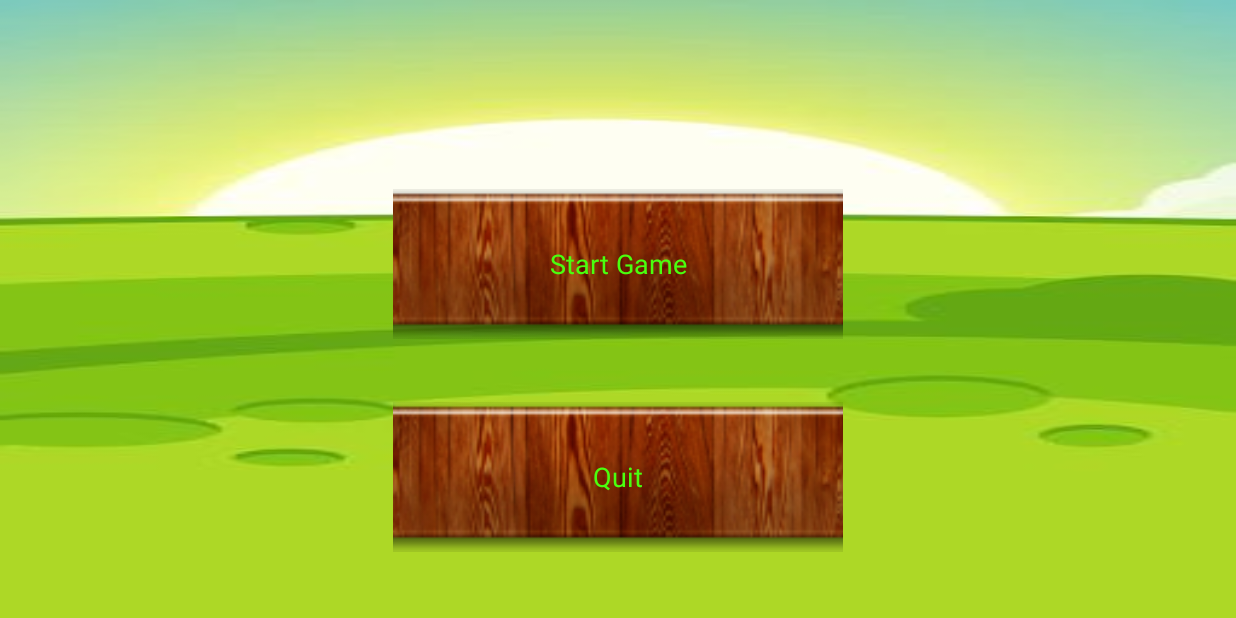
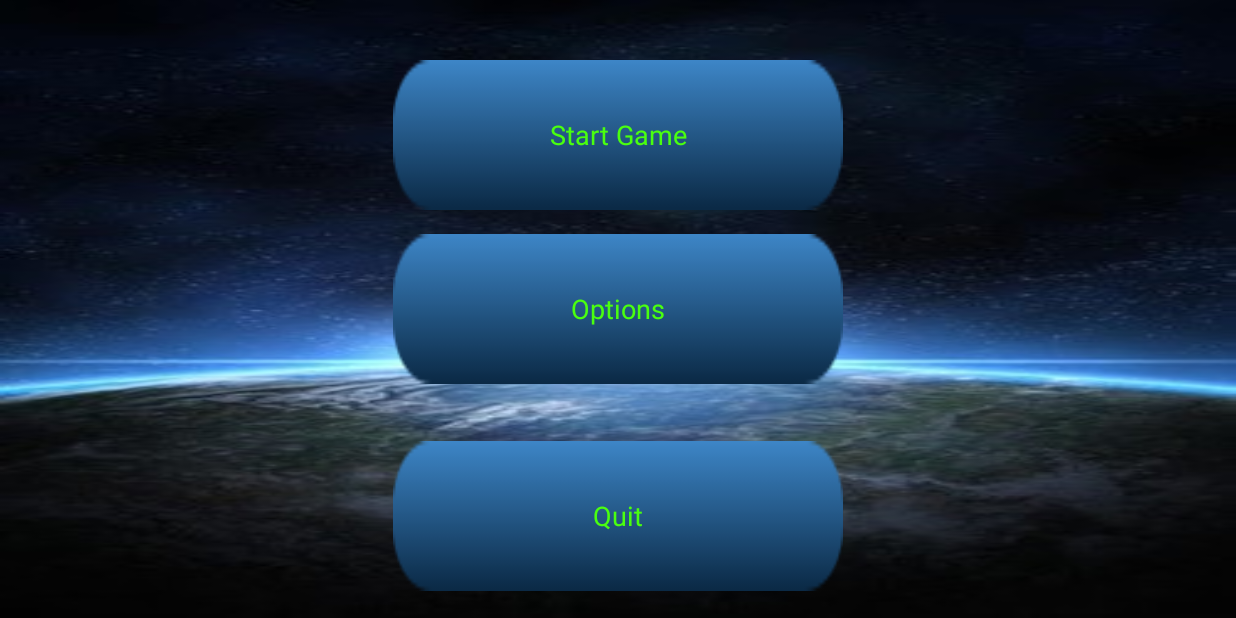
Before and after one commit to CaptainBlink/BrainWaveApp, an Android app: the screen it shows after launch (MainMenu), on a phone screen of 824 x 412 dp (held sideways). Run offline under Robolectric (Android 15) with nearby library versions, the phone set to English and light mode, and no system bars; Roboto replaces fonts that are not available here; 1 statement that could not run was skipped.

Commit message:
bg change

```diff
--- a/app/src/main/java/com/groupx/brainwaveapp/MainMenu.java
+++ b/app/src/main/java/com/groupx/brainwaveapp/MainMenu.java
@@ -20,10 +20,13 @@ public class MainMenu extends Activity {
 
     RelativeLayout Btn1;
     RelativeLayout Btn2;
+    RelativeLayout Btn3;
     ImageView ImageButton1;
     ImageView ImageButton2;
+    ImageView ImageButton3;
     TextView txt1;
     TextView txt2;
+    TextView txt3;
     MediaPlayer menuSound;
 
     public void onCreate(Bundle savedInstanceState){
@@ -32,14 +35,18 @@ public class MainMenu extends Activity {
 
         Btn1 = (RelativeLayout) findViewById(R.id.btn_start);
         Btn2 = (RelativeLayout) findViewById(R.id.btn_quit);
+        Btn3 = (RelativeLayout) findViewById(R.id.btn_options);
         ImageButton1 = (ImageView) findViewById(R.id.img_btn1);
         ImageButton2 = (ImageView) findViewById(R.id.img_btn2);
+        ImageButton3 = (ImageView) findViewById(R.id.img_btn3);
         txt1 = (TextView) findViewById(R.id.text_start);
         txt2 = (TextView) findViewById(R.id.text_quit);
+        txt3 = (TextView) findViewById(R.id.text_options);
 
         Typeface Custom = Typeface.createFromAsset(getAssets(), "orange juice 2.0.ttf");
         txt1.setTypeface(Custom);
         txt2.setTypeface(Custom);
+        txt3.setTypeface(Custom);
 
         Btn1.setOnTouchListener(new OnTouchListener() {
             @Override
@@ -98,6 +105,14 @@ public class MainMenu extends Activity {
             }
         });
 
+        Btn3.setOnClickListener(new OnClickListener() {
+            @Override
+            public void onClick(View v) {
+                menuSound.stop();
+                setContentView(R.layout.main);
+            }
+        });
+
 
     }
 
--- a/app/src/main/res/layout/main_menu.xml
+++ b/app/src/main/res/layout/main_menu.xml
@@ -7,11 +7,11 @@
     <RelativeLayout
         android:layout_width="450px"
         android:layout_height="150px"
-        android:layout_marginTop="126dp"
         android:id="@+id/btn_start"
         android:layout_alignParentTop="true"
-        android:layout_alignLeft="@+id/btn_quit"
-        android:layout_alignStart="@+id/btn_quit">
+        android:layout_alignLeft="@+id/btn_options"
+        android:layout_alignStart="@+id/btn_options"
+        android:layout_marginTop="40dp">
 
         <ImageView
             android:layout_width="fill_parent"
@@ -20,7 +20,7 @@
             android:src="@mipmap/button1"
             android:maxWidth="350px"
             android:minHeight="150px"
-            android:scaleType="centerCrop" />
+            android:scaleType="fitXY" />
 
         <TextView
             android:layout_width="match_parent"
@@ -35,17 +35,17 @@
     <RelativeLayout
         android:layout_width="450px"
         android:layout_height="150px"
-        android:layout_below="@+id/btn_start"
-        android:layout_centerHorizontal="true"
-        android:layout_marginTop="42dp"
-        android:id="@+id/btn_quit">
+        android:layout_marginTop="38dp"
+        android:id="@+id/btn_quit"
+        android:layout_below="@+id/btn_options"
+        android:layout_centerHorizontal="true">
 
         <ImageView
             android:layout_width="fill_parent"
             android:layout_height="fill_parent"
             android:id="@+id/img_btn2"
             android:src="@mipmap/button1"
-            android:scaleType="centerCrop" />
+            android:scaleType="fitXY" />
 
         <TextView
             android:layout_width="match_parent"
@@ -54,7 +54,37 @@
             android:text="@string/end_game"
             android:id="@+id/text_quit"
             android:textColor="#ff4aff0f"
-            android:gravity="center" />
+            android:gravity="center"
+            android:layout_alignParentTop="true"
+            android:layout_alignParentLeft="true"
+            android:layout_alignParentStart="true" />
+    </RelativeLayout>
+
+    <RelativeLayout
+        android:layout_width="450px"
+        android:layout_height="150px"
+        android:id="@+id/btn_options"
+        android:layout_centerVertical="true"
+        android:layout_alignLeft="@+id/btn_quit"
+        android:layout_alignStart="@+id/btn_quit">
+
+        <ImageView
+            android:layout_width="fill_parent"
+            android:layout_height="fill_parent"
+            android:id="@+id/img_btn3"
+            android:src="@mipmap/button1"
+            android:scaleType="fitXY" />
+
+        <TextView
+            android:layout_width="match_parent"
+            android:layout_height="match_parent"
+            android:textAppearance="?android:attr/textAppearanceMedium"
+            android:text="@string/options"
+            android:id="@+id/text_options"
+            android:gravity="center"
+            android:layout_alignParentTop="true"
+            android:layout_alignParentLeft="true"
+            android:textColor="#ff4aff0f" />
     </RelativeLayout>
 
 </RelativeLayout>
--- a/app/src/main/res/values/strings.xml
+++ b/app/src/main/res/values/strings.xml
@@ -12,4 +12,5 @@
     <string name="main_menu">Main Menu</string>
     <string name="lose">Oops! try again...</string>
     <string name="win">Congratulations! You Win!</string>
+    <string name="options">Options</string>
 </resources>
```
Also changed, not shown: app/src/main/res/mipmap-hdpi/button1.png, app/src/main/res/mipmap-hdpi/mainbackground.jpg, app/src/main/res/mipmap-hdpi/pausebutton.png.
